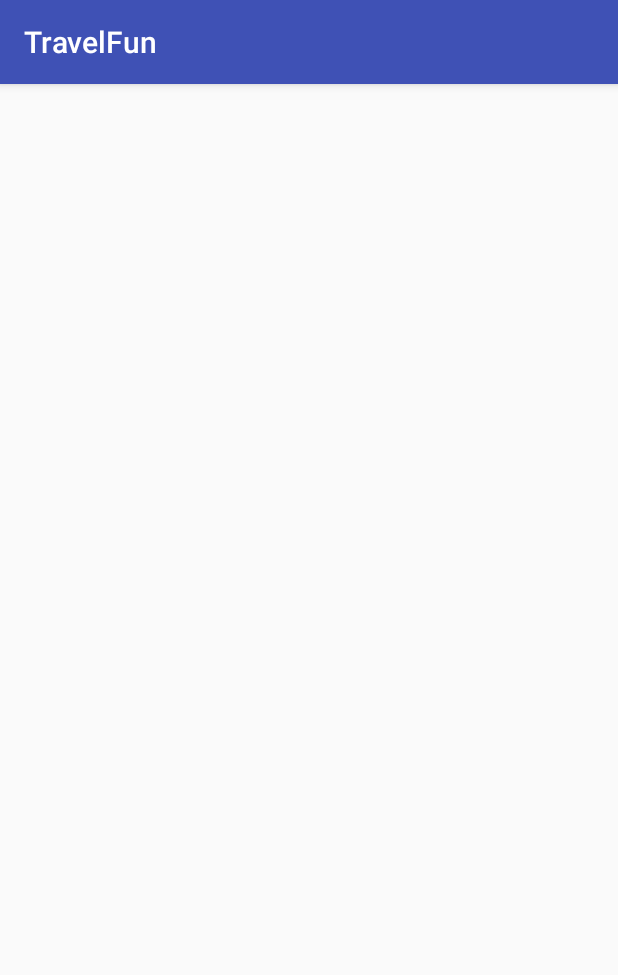
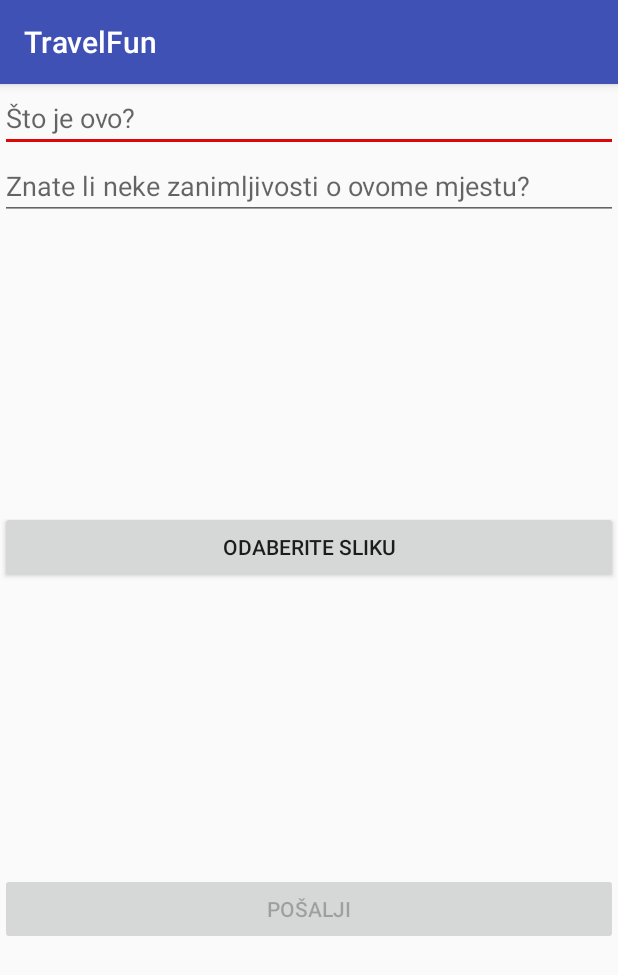
Before and after one commit to filipzag/TravelFun, an Android app: the ReportPlace screen opened directly, with no data from a screen before it, on a phone screen of 412 x 824 dp. Shown: the top 975 px of the screen. Run offline under Robolectric (Android 15) with nearby library versions, the phone set to English and light mode, and no system bars; our stand-ins replace ButterKnife; 2 statements that could not run were skipped.

Commit message:
report place enabled

```diff
--- a/app/build.gradle
+++ b/app/build.gradle
@@ -38,7 +38,8 @@ dependencies {
     implementation 'com.squareup.picasso:picasso:2.71828'
     implementation 'com.jakewharton:butterknife:8.8.1'
     annotationProcessor 'com.jakewharton:butterknife-compiler:8.8.1'
-
+    implementation 'com.squareup.retrofit2:retrofit:2.4.0'
+    implementation 'com.squareup.retrofit2:converter-gson:2.4.0'
 }
 
 apply plugin: 'com.google.gms.google-services'
--- a/app/src/main/java/com/ferit/filip/travelfun/PlaceActivity.java
+++ b/app/src/main/java/com/ferit/filip/travelfun/PlaceActivity.java
@@ -1,5 +1,6 @@
 package com.ferit.filip.travelfun;
 
+import android.content.Intent;
 import android.support.v7.app.AppCompatActivity;
 import android.os.Bundle;
 import android.util.Log;
--- /dev/null
+++ b/app/src/main/java/com/ferit/filip/travelfun/rtfInterface.java
@@ -0,0 +1,13 @@
+package com.ferit.filip.travelfun;
+
+import retrofit2.Call;
+import retrofit2.http.Field;
+import retrofit2.http.FormUrlEncoded;
+import retrofit2.http.POST;
+
+public interface rtfInterface {
+@FormUrlEncoded
+@POST("recieveDataFromApp.php")
+Call <ImageClass> uploadImage(@Field("title")String title,@Field("txt") String txt,@Field("latitude") double lat, @Field("longitude") double lng,@Field("image") String image);
+
+}
--- a/app/src/main/res/layout/activity_report_place.xml
+++ b/app/src/main/res/layout/activity_report_place.xml
@@ -6,4 +6,64 @@
     android:layout_height="match_parent"
     tools:context=".ReportPlace">
 
+    <EditText
+        android:layout_width="match_parent"
+        android:layout_height="wrap_content"
+        android:id="@+id/title_report"
+        app:layout_constraintRight_toRightOf="parent"
+        app:layout_constraintTop_toTopOf="parent"
+        app:layout_constraintLeft_toLeftOf="parent"
+        app:layout_constraintBottom_toTopOf="@id/txt_report"
+        android:hint="@string/to_je_ovo"
+        android:inputType="text"
+        />
+    <EditText
+        android:layout_width="match_parent"
+        android:layout_height="wrap_content"
+        android:id="@+id/txt_report"
+        android:hint="@string/znate_li_neke_zanimljivosti_o_ovome_mjestu"
+        app:layout_constraintRight_toRightOf="parent"
+        app:layout_constraintLeft_toLeftOf="parent"
+        app:layout_constraintTop_toBottomOf="@id/title_report"
+        android:inputType="text"
+        />
+
+
+    <ImageView
+        android:layout_width="match_parent"
+        android:layout_height="150dp"
+        android:id="@+id/preview"
+        app:layout_constraintTop_toBottomOf="@id/txt_report"
+        app:layout_constraintLeft_toLeftOf="parent"
+        app:layout_constraintRight_toRightOf="parent"
+        app:layout_constraintBottom_toTopOf="@id/choose"
+        android:contentDescription="@string/image"
+        android:visibility="gone"
+
+        />
+ <Button
+     android:layout_width="match_parent"
+     android:layout_height="wrap_content"
+     android:text="@string/odaberite_sliku"
+     android:id="@+id/choose"
+     app:layout_constraintLeft_toLeftOf="parent"
+     app:layout_constraintRight_toRightOf="parent"
+     app:layout_constraintTop_toBottomOf="@id/preview"
+     app:layout_constraintBottom_toTopOf="@id/upload"
+     />
+
+    <Button
+        android:layout_width="match_parent"
+        android:layout_height="wrap_content"
+        android:text="@string/po_alji"
+        android:id="@+id/upload"
+        app:layout_constraintLeft_toLeftOf="parent"
+        app:layout_constraintRight_toRightOf="parent"
+        app:layout_constraintTop_toBottomOf="@id/choose"
+        app:layout_constraintBottom_toBottomOf="parent"
+        android:enabled="false"
+
+        />
+
+
 </android.support.constraint.ConstraintLayout>
--- a/app/src/main/res/values/strings.xml
+++ b/app/src/main/res/values/strings.xml
@@ -1,4 +1,9 @@
 <resources>
     <string name="app_name">TravelFun</string>
     <string name="title_activity_maps">TravelFun</string>
+    <string name="to_je_ovo">Što je ovo?</string>
+    <string name="odaberite_sliku">Odaberite sliku</string>
+    <string name="znate_li_neke_zanimljivosti_o_ovome_mjestu">Znate li neke zanimljivosti o ovome mjestu?</string>
+    <string name="image">image</string>
+    <string name="po_alji">Pošalji</string>
 </resources>
```
Also changed, not shown: app/src/main/java/com/ferit/filip/travelfun/ImageClass.java (added, +42 -0 lines), app/src/main/java/com/ferit/filip/travelfun/MapsActivity.java (+39 -19 lines), app/src/main/java/com/ferit/filip/travelfun/Place.java (+7 -4 lines), app/src/main/java/com/ferit/filip/travelfun/ReportPlace.java (+153 -1 lines), app/src/main/java/com/ferit/filip/travelfun/rtfClient.java (added, +22 -0 lines), app/src/main/res/layout/activity_maps.xml (+13 -2 lines), app/src/main/res/drawable/add_location.png (added), app/src/main/res/drawable/logo.jpg (added), app/src/main/res/drawable/logo_round.png (added).
